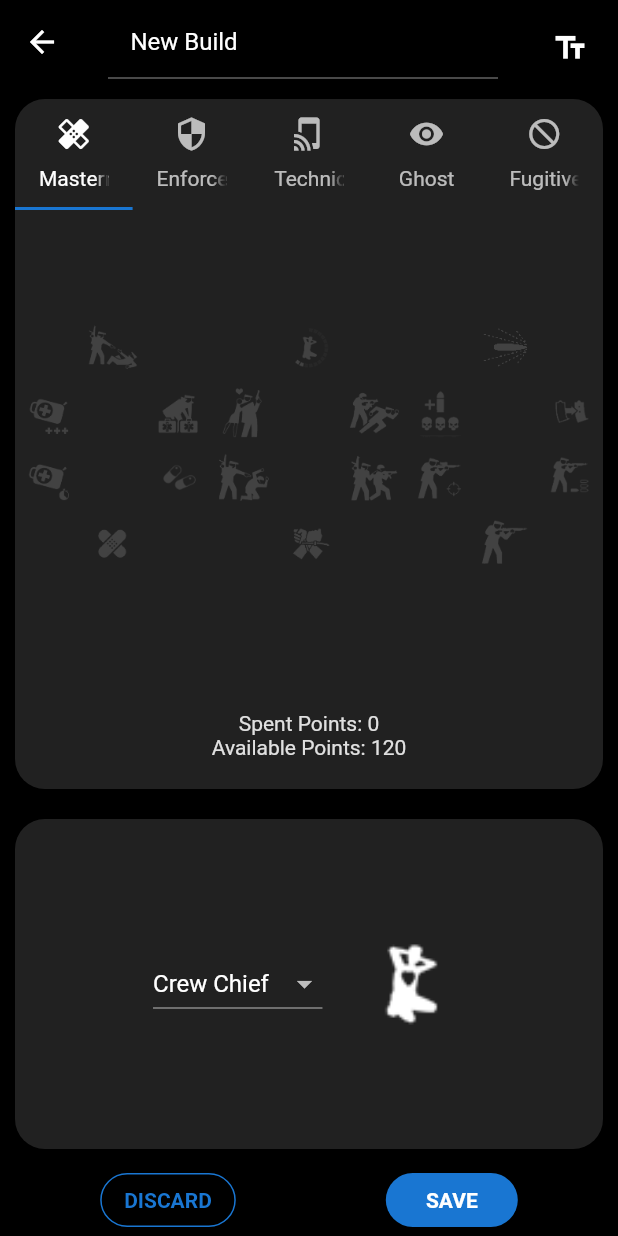
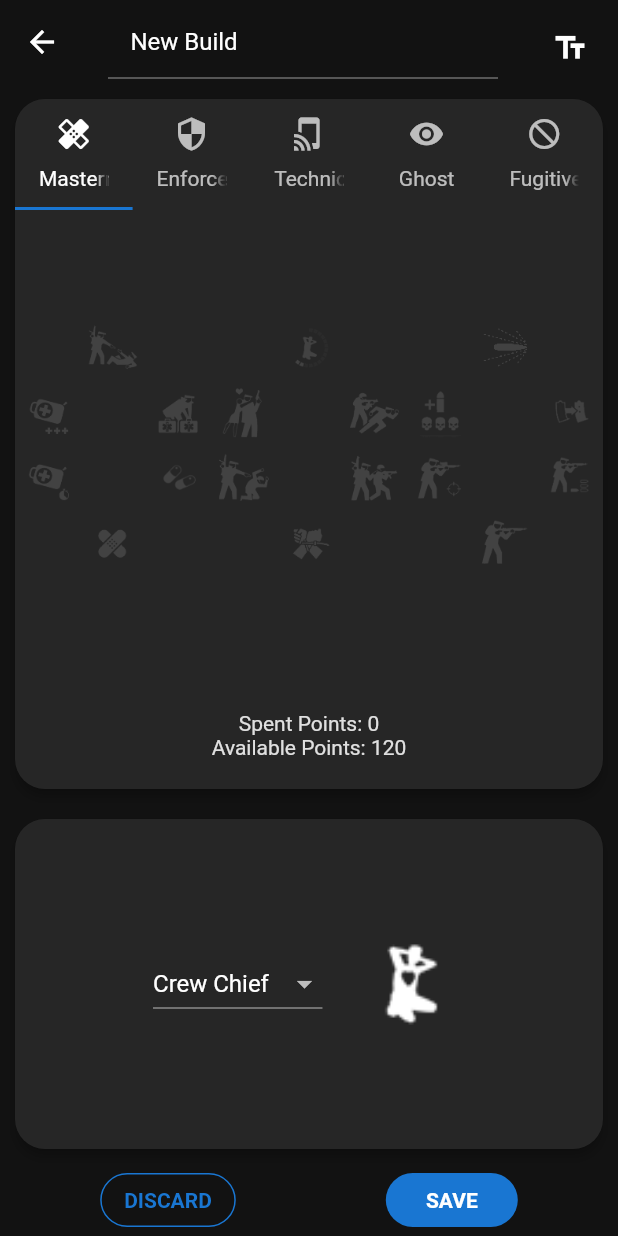
Before and after one commit to ElforL/Payday2-builds-app, a Flutter app: the screen it shows after launch, after a tap on "New Build", on a phone screen of 412 x 824 dp. Run offline on Flutter 3.47's test engine with Material 2 defaults, Android fonts, the phone set to English and light mode, and no system bars.

Commit message:
fixed elevation and changed background color

```diff
--- a/lib/constants.dart
+++ b/lib/constants.dart
@@ -4,8 +4,8 @@ const kPrimaryColor = Color(0xFF000000);
 const kSecondaryColor = Color(0xFF1976D2);
 const kErrorColor = Color(0xFFF44336);
 
-const kBackgroundColor = Color(0xFF000000);
-const kSurfaceColor = Color(0xFF212121);
+const kBackgroundColor = Color(0xFF121212);
+const kSurfaceColor = Color(0xFF262626);
 
 // Text Colors
 const kTextOnSecondary = Color(0xFFFFFFFF);
--- a/lib/main.dart
+++ b/lib/main.dart
@@ -27,8 +27,8 @@ class MyApp extends StatelessWidget {
         brightness: Brightness.dark,
         scaffoldBackgroundColor: kBackgroundColor,
         appBarTheme: AppBarTheme(
-          color: kPrimaryColor,
-          elevation: 3,
+          color: kBackgroundColor,
+          elevation: 0
         ),
         textSelectionHandleColor: Colors.blue[100],
         primaryColor: kPrimaryColor,
--- a/lib/screens/BuildsSceens/BuildEdit.dart
+++ b/lib/screens/BuildsSceens/BuildEdit.dart
@@ -75,12 +75,18 @@ class _BuildEditPageState extends State<BuildEditPage> {
           //////////////////////////// Skills ////////////////////////////
           Expanded(
             flex: 2,
-            child: SkillsCard(curntBuild: cloneBuild)
+            child: Padding(
+              padding: const EdgeInsets.all(10.0),
+              child: SkillsCard(curntBuild: cloneBuild),
+            )
           ),
 
           //////////////////////////// Perk Deck ////////////////////////////
           Expanded(
-            child: PerkDeckCard(cloneBuild,true),
+            child: Padding(
+              padding: const EdgeInsets.all(10.0),
+              child: PerkDeckCard(cloneBuild,true),
+            ),
           ),
 
 
--- a/lib/screens/BuildsSceens/BuildPreview.dart
+++ b/lib/screens/BuildsSceens/BuildPreview.dart
@@ -43,10 +43,16 @@ class _BuildPreviewPageState extends State<BuildPreviewPage> {
           //////////////////////////// Skills Card ////////////////////////////
           Expanded(
             flex: 2,
-            child: SkillsCard(curntBuild:widget.curntBuild, editable: false),
+            child: Padding(
+              padding: const EdgeInsets.all(10.0),
+              child: SkillsCard(curntBuild:widget.curntBuild, editable: false),
+            ),
           ),
           //////////////////////////// Perk Deck ////////////////////////////
-          Expanded(child: PerkDeckCard(widget.curntBuild,false)),
+          Expanded(child: Padding(
+            padding: const EdgeInsets.all(10.0),
+            child: PerkDeckCard(widget.curntBuild,false),
+          )),
 
           //////////////////////////// Edit/Del Buttons ////////////////////////////
           Row(
--- a/lib/screens/BuildsSceens/Components/PerkDeckCard.dart
+++ b/lib/screens/BuildsSceens/Components/PerkDeckCard.dart
@@ -26,13 +26,12 @@ class _PerkDeckCardState extends State<PerkDeckCard> {
   Widget build(BuildContext context) {
     perkVal = curntBuild.getPerk();
 
-    return Container(
-      margin: EdgeInsets.all(10),
+    return Material(
+      elevation: 3,
+      color: kSurfaceColor,
+      borderRadius: BorderRadius.circular(20),
+      child: Container(
         padding: EdgeInsets.all(20),
-      decoration: BoxDecoration(
-        color: kSurfaceColor,
-        borderRadius: BorderRadius.circular(20)
-      ),
         child: Row(
           mainAxisAlignment: MainAxisAlignment.center,
           children: <Widget>[
@@ -93,6 +92,7 @@ class _PerkDeckCardState extends State<PerkDeckCard> {
 
           ],
         ),
+      ),
     );
   }
 }
--- a/lib/screens/BuildsSceens/Components/SkillsCard.dart
+++ b/lib/screens/BuildsSceens/Components/SkillsCard.dart
@@ -25,11 +25,13 @@ class SkillsCard extends StatefulWidget {
 class SkillsCardState extends State<SkillsCard> {
   @override
   Widget build(BuildContext context) {
-    return Container(
-      margin: EdgeInsets.all(10),
+    return Material(
+      elevation: 3,
+      color: kSurfaceColor,
+      borderRadius: BorderRadius.circular(20),
+      child: Container(
         decoration: BoxDecoration(
-        color: kSurfaceColor,
-        borderRadius: BorderRadius.circular(20)
+          borderRadius: BorderRadius.circular(20),
         ),
         child: DefaultTabController(
           length: 5,
@@ -39,10 +41,10 @@ class SkillsCardState extends State<SkillsCard> {
               TabBar(tabs: [
                 Tab(text: "Mastermind", icon: Icon(Icons.healing)),
                 Tab(text: "Enforcer",   icon: Icon(Icons.security)),
-              Tab(text: "Technician",       icon: Icon(Icons.tap_and_play)),
+                Tab(text: "Technician", icon: Icon(Icons.tap_and_play)),
                 Tab(text: "Ghost",      icon: Icon(Icons.remove_red_eye) ),
                 Tab(text: "Fugitive",   icon: Icon(Icons.not_interested)),
-              ]
+                ],
               ),
               ///////////////////////////// Trees /////////////////////////////
               Expanded(
@@ -84,6 +86,7 @@ class SkillsCardState extends State<SkillsCard> {
             ],
           )
         ),
+      ),
     );
   }
 }
--- a/lib/screens/HomeScreen/HomePage.dart
+++ b/lib/screens/HomeScreen/HomePage.dart
@@ -132,6 +132,7 @@ class _HomePageState extends State<HomePage> {
   Widget _buildRow(int index){
 
     return Material(
+      elevation: 3,
       color: kSurfaceColor,
       borderRadius: BorderRadius.circular(10),
       child: InkWell(
```
Also changed, not shown: pubspec.lock. Lines whose indentation alone changed are shown as unchanged.
